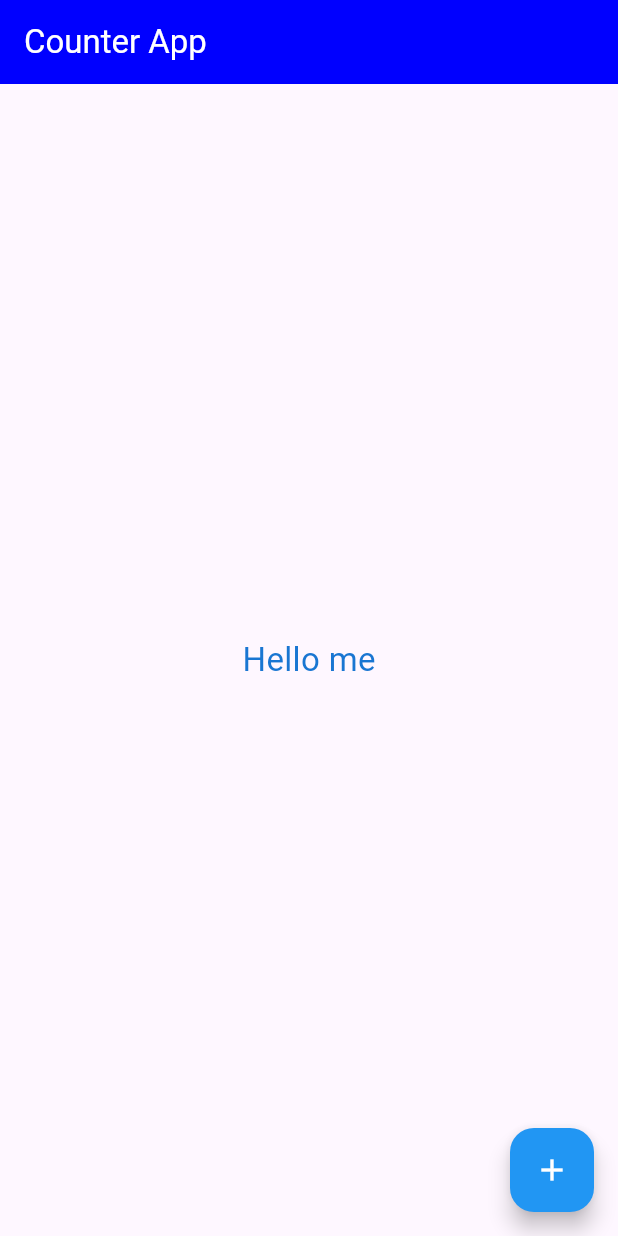
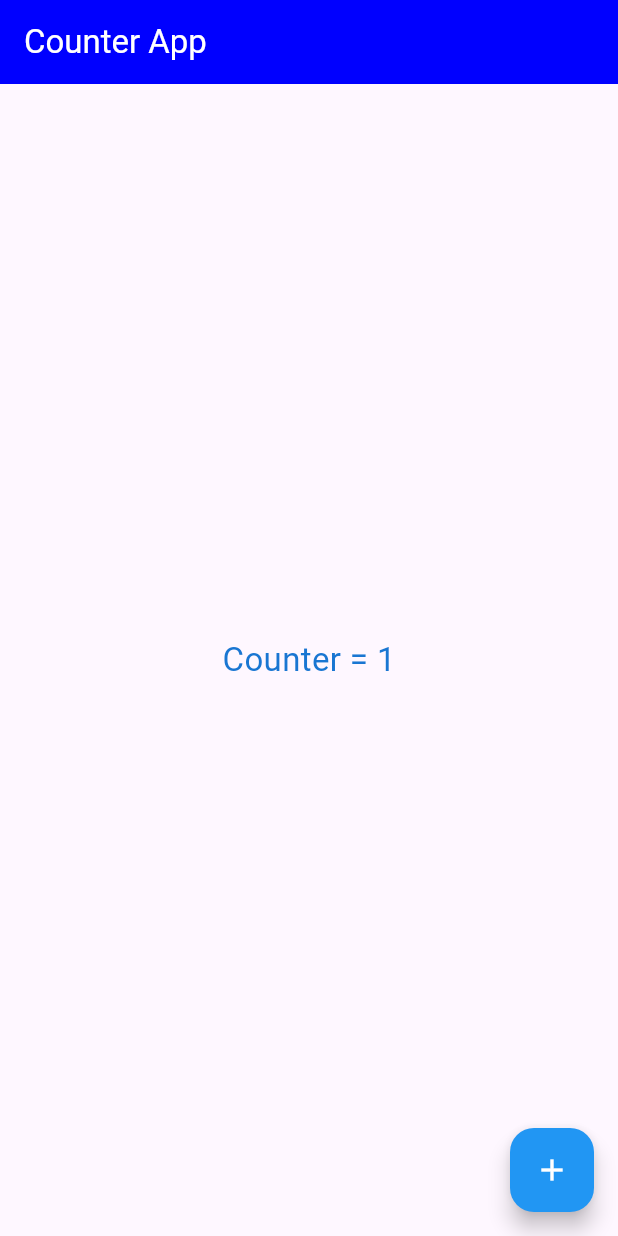
Before and after one commit to minthwaykhant711/flutter, a Flutter app: the screen it shows after launch, after a tap on the "add" icon, on a phone screen of 412 x 824 dp. Run offline on Flutter 3.47's test engine with Material 3 defaults, Android fonts, the phone set to English and light mode, and no system bars.

Commit message:
complete the counter app

```diff
--- a/flutter_application_1/lib/week04/counter.dart
+++ b/flutter_application_1/lib/week04/counter.dart
@@ -9,7 +9,8 @@ class Counter extends StatefulWidget {
 
 class _CounterState extends State<Counter> {
   //state variables
-  String message = 'Hello Friends';
+  // String message = 'Hello Friends';
+  int count = 0;
 
   @override
   Widget build(BuildContext context) {
@@ -21,7 +22,7 @@ class _CounterState extends State<Counter> {
 
       body: Center(
         child: Text(
-          message,
+          'Counter = $count',
           style: TextStyle(fontSize: 22, color: Colors.blue[700]),
         ),
       ),
@@ -29,7 +30,7 @@ class _CounterState extends State<Counter> {
         onPressed: () {
           // debugPrint('test');
           setState(() {
-            message = message == "Hello Friends" ? "Hello me" : "Hello Friends";
+            count++;
           });
         },
         backgroundColor: Colors.blue,
```
